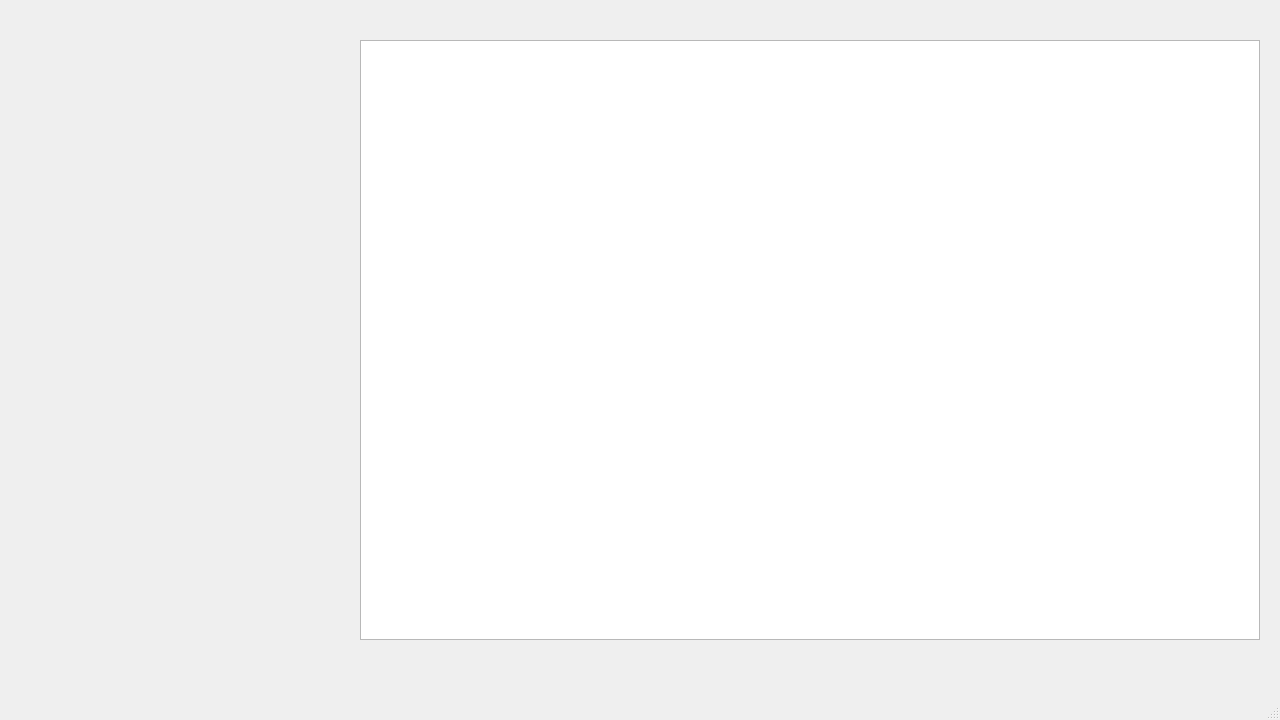
biauxflo/LO21, file CellulUT/fenetrejeu.ui: the form before one commit.
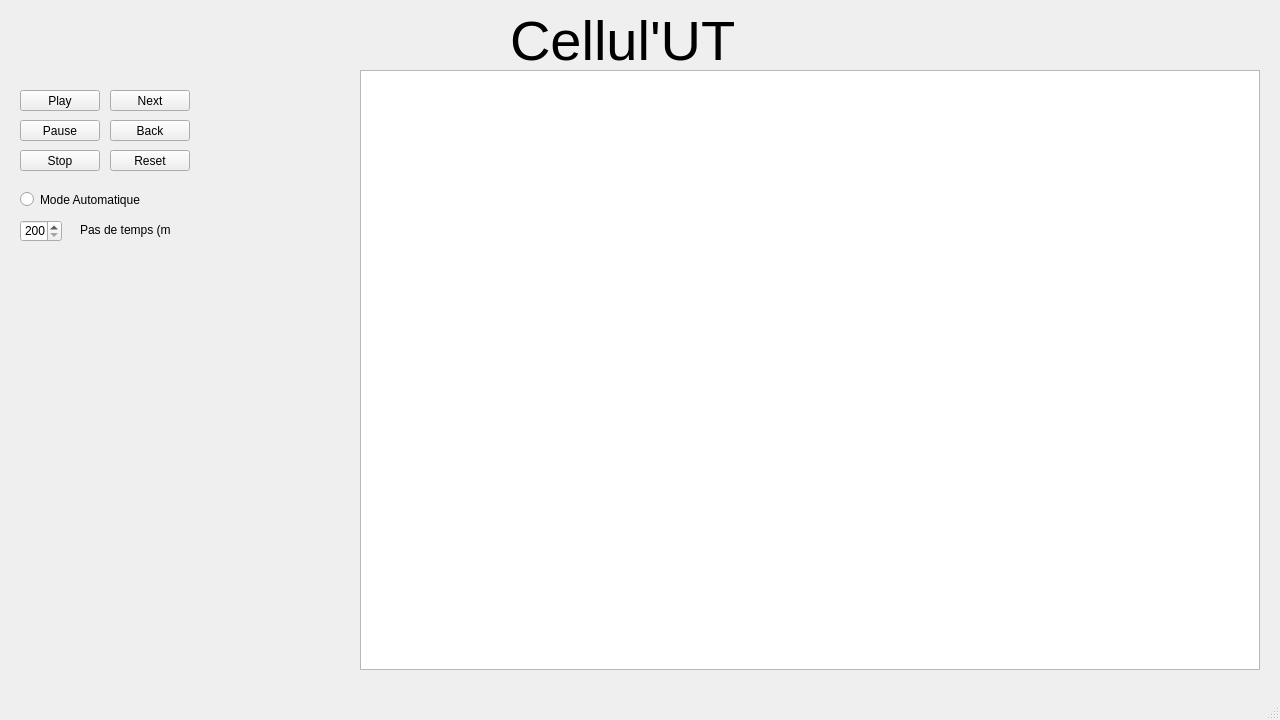
The form after the commit.

```diff
--- a/CellulUT/fenetrejeu.ui
+++ b/CellulUT/fenetrejeu.ui
@@ -18,10 +18,154 @@
     <property name="geometry">
      <rect>
       <x>360</x>
-      <y>40</y>
+      <y>70</y>
       <width>900</width>
       <height>600</height>
      </rect>
+    </property>
+    <property name="verticalScrollBarPolicy">
+     <enum>Qt::ScrollBarAlwaysOff</enum>
+    </property>
+    <property name="horizontalScrollBarPolicy">
+     <enum>Qt::ScrollBarAlwaysOff</enum>
+    </property>
+   </widget>
+   <widget class="QLabel" name="label">
+    <property name="geometry">
+     <rect>
+      <x>510</x>
+      <y>10</y>
+      <width>260</width>
+      <height>61</height>
+     </rect>
+    </property>
+    <property name="font">
+     <font>
+      <pointsize>42</pointsize>
+     </font>
+    </property>
+    <property name="text">
+     <string>Cellul'UT</string>
+    </property>
+   </widget>
+   <widget class="QPushButton" name="playButton">
+    <property name="geometry">
+     <rect>
+      <x>20</x>
+      <y>90</y>
+      <width>80</width>
+      <height>21</height>
+     </rect>
+    </property>
+    <property name="text">
+     <string>Play</string>
+    </property>
+   </widget>
+   <widget class="QPushButton" name="pauseButton">
+    <property name="geometry">
+     <rect>
+      <x>20</x>
+      <y>120</y>
+      <width>80</width>
+      <height>21</height>
+     </rect>
+    </property>
+    <property name="text">
+     <string>Pause</string>
+    </property>
+   </widget>
+   <widget class="QPushButton" name="stopButton">
+    <property name="geometry">
+     <rect>
+      <x>20</x>
+      <y>150</y>
+      <width>80</width>
+      <height>21</height>
+     </rect>
+    </property>
+    <property name="text">
+     <string>Stop</string>
+    </property>
+   </widget>
+   <widget class="QPushButton" name="nextButton">
+    <property name="geometry">
+     <rect>
+      <x>110</x>
+      <y>90</y>
+      <width>80</width>
+      <height>21</height>
+     </rect>
+    </property>
+    <property name="text">
+     <string>Next</string>
+    </property>
+   </widget>
+   <widget class="QPushButton" name="backButton">
+    <property name="geometry">
+     <rect>
+      <x>110</x>
+      <y>120</y>
+      <width>80</width>
+      <height>21</height>
+     </rect>
+    </property>
+    <property name="text">
+     <string>Back</string>
+    </property>
+   </widget>
+   <widget class="QPushButton" name="resetButton">
+    <property name="geometry">
+     <rect>
+      <x>110</x>
+      <y>150</y>
+      <width>80</width>
+      <height>21</height>
+     </rect>
+    </property>
+    <property name="text">
+     <string>Reset</string>
+    </property>
+   </widget>
+   <widget class="QRadioButton" name="autoRadio">
+    <property name="geometry">
+     <rect>
+      <x>20</x>
+      <y>190</y>
+      <width>171</width>
+      <height>19</height>
+     </rect>
+    </property>
+    <property name="text">
+     <string>Mode Automatique</string>
+    </property>
+   </widget>
+   <widget class="QSpinBox" name="pasbox">
+    <property name="geometry">
+     <rect>
+      <x>20</x>
+      <y>220</y>
+      <width>42</width>
+      <height>22</height>
+     </rect>
+    </property>
+    <property name="minimum">
+     <number>200</number>
+    </property>
+    <property name="maximum">
+     <number>10000</number>
+    </property>
+   </widget>
+   <widget class="QLabel" name="label_2">
+    <property name="geometry">
+     <rect>
+      <x>80</x>
+      <y>220</y>
+      <width>91</width>
+      <height>20</height>
+     </rect>
+    </property>
+    <property name="text">
+     <string>Pas de temps (ms)</string>
     </property>
    </widget>
   </widget>
```
